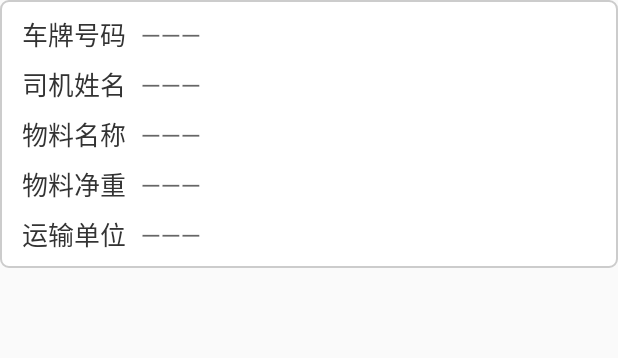
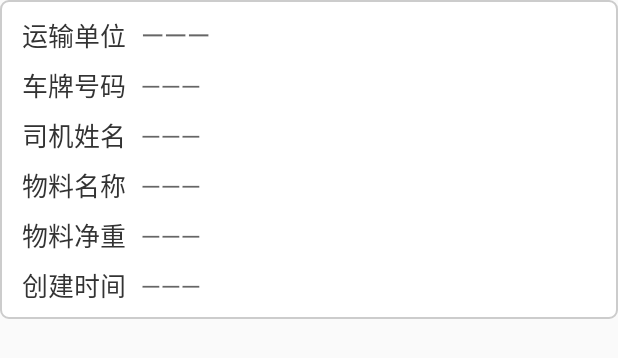
Before and after one commit to wangminjianjy/Management, an Android app: the layout item_query.xml on its own in the app's theme, with its tools: preview values and no code run, on a phone screen of 412 x 824 dp. Shown: the top 358 px of the screen. Run offline under Robolectric (Android 15) with nearby library versions, the phone set to English and light mode, and no system bars.

Commit message:
第三次修改

```diff
--- a/app/src/main/java/com/example/management/ui/adapter/CollectDetailAdapter.java
+++ b/app/src/main/java/com/example/management/ui/adapter/CollectDetailAdapter.java
@@ -66,6 +66,7 @@ public class CollectDetailAdapter extends BaseAdapter {
             viewHolder.tvCollectSumMaterial = convertView.findViewById(R.id.tv_collect_sum_material);
             viewHolder.tvCollectSumNet = convertView.findViewById(R.id.tv_collect_sum_net);
             viewHolder.tvCollectSumDeliver = convertView.findViewById(R.id.tv_collect_sum_deliver);
+            viewHolder.tvCollectSumCreate = convertView.findViewById(R.id.tv_collect_sum_create);
             convertView.setTag(viewHolder);
         } else {
             viewHolder = (ViewHolder) convertView.getTag();
@@ -77,6 +78,7 @@ public class CollectDetailAdapter extends BaseAdapter {
         viewHolder.tvCollectSumMaterial.setText(collectBean.getMaterielName());
         viewHolder.tvCollectSumNet.setText(String.valueOf(collectBean.getNetWeight()));
         viewHolder.tvCollectSumDeliver.setText(collectBean.getDeliveName());
+        viewHolder.tvCollectSumCreate.setText(collectBean.getCreatDate().replace("T", " ").substring(0, 19));
 
         return convertView;
     }
@@ -87,5 +89,6 @@ public class CollectDetailAdapter extends BaseAdapter {
         TextView tvCollectSumMaterial;
         TextView tvCollectSumNet;
         TextView tvCollectSumDeliver;
+        TextView tvCollectSumCreate;
     }
 }
--- a/app/src/main/java/com/example/management/ui/adapter/QueryAdapter.java
+++ b/app/src/main/java/com/example/management/ui/adapter/QueryAdapter.java
@@ -65,6 +65,7 @@ public class QueryAdapter extends BaseAdapter {
             viewHolder.tvQueryMaterial = convertView.findViewById(R.id.tv_query_material);
             viewHolder.tvQueryNet = convertView.findViewById(R.id.tv_query_net);
             viewHolder.tvQueryDeliver = convertView.findViewById(R.id.tv_query_deliver);
+            viewHolder.tvQueryCreate = convertView.findViewById(R.id.tv_query_create);
             convertView.setTag(viewHolder);
         } else {
             viewHolder = (ViewHolder) convertView.getTag();
@@ -76,6 +77,7 @@ public class QueryAdapter extends BaseAdapter {
         viewHolder.tvQueryMaterial.setText(collectBean.getMaterielName());
         viewHolder.tvQueryNet.setText(String.valueOf(collectBean.getNetWeight()));
         viewHolder.tvQueryDeliver.setText(collectBean.getDeliveName());
+        viewHolder.tvQueryCreate.setText(collectBean.getCreatDate().replace("T", " ").substring(0, 19));
 
         return convertView;
     }
@@ -86,5 +88,6 @@ public class QueryAdapter extends BaseAdapter {
         TextView tvQueryMaterial;
         TextView tvQueryNet;
         TextView tvQueryDeliver;
+        TextView tvQueryCreate;
     }
 }
--- a/app/src/main/java/com/example/management/ui/main/PersonFragment.java
+++ b/app/src/main/java/com/example/management/ui/main/PersonFragment.java
@@ -24,7 +24,6 @@ public class PersonFragment extends BaseFragment {
     private TextView personTitle;
     private TextView personName;
     private TextView personCompanyName;
-    private TextView personCompanyCode;
     private Button changePwd;
     private Button loginOut;
 
@@ -53,7 +52,6 @@ public class PersonFragment extends BaseFragment {
         personTitle = contentView.findViewById(R.id.custom_title);
         personName = contentView.findViewById(R.id.tv_person_name);
         personCompanyName = contentView.findViewById(R.id.tv_person_company);
-        personCompanyCode = contentView.findViewById(R.id.tv_person_company_code);
         changePwd = contentView.findViewById(R.id.btn_change);
         loginOut = contentView.findViewById(R.id.btn_login_out);
     }
@@ -95,9 +93,6 @@ public class PersonFragment extends BaseFragment {
         if (!TextUtils.isEmpty(userBean.getFactoryName())) {
             personCompanyName.setText(userBean.getFactoryName());
         }
-        if (!TextUtils.isEmpty(userBean.getFactoryCode())) {
-            personCompanyCode.setText(userBean.getFactoryCode());
-        }
     }
 
     AlertDialogUtil.OnDialogClickListener onDialogClick = new AlertDialogUtil.OnDialogClickListener() {
--- a/app/src/main/java/com/example/management/ui/query/QueryActivity.java
+++ b/app/src/main/java/com/example/management/ui/query/QueryActivity.java
@@ -92,7 +92,8 @@ public class QueryActivity extends BaseActivity {
 
     @Override
     protected void initData() {
-        queryTitle.setText(getString(R.string.query_title));
+        String title = getIntent().getStringExtra(BaseConfig.PARAM_QUERY);
+        queryTitle.setText(String.format("%s%s", title, getString(R.string.query_title)));
 
         queryList = new ArrayList<>();
         queryAdapter = new QueryAdapter(this);
--- a/app/src/main/res/layout/item_query.xml
+++ b/app/src/main/res/layout/item_query.xml
@@ -21,6 +21,29 @@
             <TextView
                 android:layout_width="wrap_content"
                 android:layout_height="wrap_content"
+                android:text="@string/query_deliver"
+                android:textColor="@color/colorTextBlack"
+                android:textSize="@dimen/text_size_17" />
+
+            <TextView
+                android:id="@+id/tv_query_deliver"
+                android:layout_width="0dp"
+                android:layout_height="wrap_content"
+                android:layout_weight="1"
+                android:hint="@string/hint_text_null"
+                android:paddingLeft="@dimen/view_height_10"
+                android:textColor="@color/colorTextBlack"
+                android:textSize="@dimen/text_size_20" />
+        </LinearLayout>
+
+        <LinearLayout
+            android:layout_width="match_parent"
+            android:layout_height="wrap_content"
+            android:padding="@dimen/view_height_3">
+
+            <TextView
+                android:layout_width="wrap_content"
+                android:layout_height="wrap_content"
                 android:text="@string/query_truck"
                 android:textColor="@color/colorTextBlack"
                 android:textSize="@dimen/text_size_17" />
@@ -32,7 +55,7 @@
                 android:layout_weight="1"
                 android:hint="@string/hint_text_null"
                 android:paddingLeft="@dimen/view_height_10"
-                android:textColor="@color/colorTextBlack"
+                android:textColor="@color/colorTextGray"
                 android:textSize="@dimen/text_size_17" />
         </LinearLayout>
 
@@ -55,7 +78,7 @@
                 android:layout_weight="1"
                 android:hint="@string/hint_text_null"
                 android:paddingLeft="@dimen/view_height_10"
-                android:textColor="@color/colorTextBlack"
+                android:textColor="@color/colorTextGray"
                 android:textSize="@dimen/text_size_17" />
         </LinearLayout>
 
@@ -78,7 +101,7 @@
                 android:layout_weight="1"
                 android:hint="@string/hint_text_null"
                 android:paddingLeft="@dimen/view_height_10"
-                android:textColor="@color/colorTextBlack"
+                android:textColor="@color/colorTextGray"
                 android:textSize="@dimen/text_size_17" />
         </LinearLayout>
 
@@ -101,7 +124,7 @@
                 android:layout_weight="1"
                 android:hint="@string/hint_text_null"
                 android:paddingLeft="@dimen/view_height_10"
-                android:textColor="@color/colorTextBlack"
+                android:textColor="@color/colorTextGray"
                 android:textSize="@dimen/text_size_17" />
         </LinearLayout>
 
@@ -113,18 +136,18 @@
             <TextView
                 android:layout_width="wrap_content"
                 android:layout_height="wrap_content"
-                android:text="@string/query_deliver"
+                android:text="@string/query_create"
                 android:textColor="@color/colorTextBlack"
                 android:textSize="@dimen/text_size_17" />
 
             <TextView
-                android:id="@+id/tv_query_deliver"
+                android:id="@+id/tv_query_create"
                 android:layout_width="0dp"
                 android:layout_height="wrap_content"
                 android:layout_weight="1"
                 android:hint="@string/hint_text_null"
                 android:paddingLeft="@dimen/view_height_10"
-                android:textColor="@color/colorTextBlack"
+                android:textColor="@color/colorTextGray"
                 android:textSize="@dimen/text_size_17" />
         </LinearLayout>
     </LinearLayout>
--- a/app/src/main/res/values/strings.xml
+++ b/app/src/main/res/values/strings.xml
@@ -51,7 +51,7 @@
     <string name="main_menu_person">个人信息</string>
 
     <!-- 首页 -->
-    <string name="main_title">首页</string>
+    <string name="main_title">地磅计量查询系统</string>
     <string name="main_company">单位名称</string>
     <string name="main_weigh">累计过磅车次</string>
     <string name="main_sum">累计: </string>
@@ -73,6 +73,7 @@
     <string name="collect_sum_material">物料名称</string>
     <string name="collect_sum_net">物料净重</string>
     <string name="collect_sum_deliver">运输单位</string>
+    <string name="collect_sum_create">创建时间</string>
 
     <!-- 汇总详情 -->
     <string name="collect_detail_title">详情</string>
@@ -104,6 +105,7 @@
     <string name="query_material">物料名称</string>
     <string name="query_net">物料净重</string>
     <string name="query_deliver">运输单位</string>
+    <string name="query_create">创建时间</string>
 
     <!-- 查询详情 -->
     <string name="query_detail_title">详情</string>
```
Also changed, not shown: app/src/main/res/layout/fragment_person.xml (+10 -34 lines), app/src/main/res/layout/item_collect_detail.xml (+30 -7 lines).
